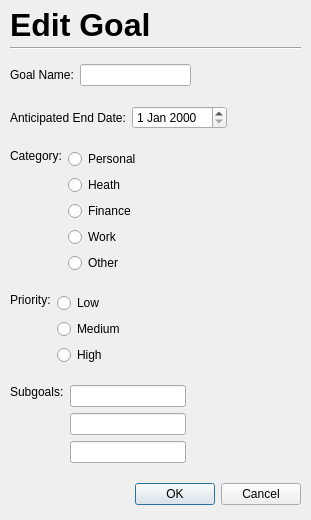
cis422-goaltracker/goaltracker, file UI/EditGoal.ui: the form before one commit.
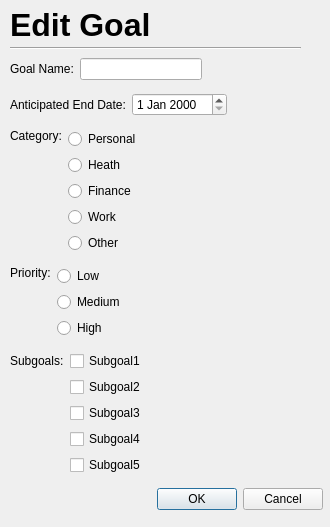
The form after the commit.

What changed in the file:
```diff
--- a/UI/EditGoal.ui
+++ b/UI/EditGoal.ui
@@ -6,8 +6,8 @@
    <rect>
     <x>0</x>
     <y>0</y>
-    <width>311</width>
-    <height>520</height>
+    <width>330</width>
+    <height>527</height>
    </rect>
   </property>
   <property name="windowTitle">
@@ -17,8 +17,8 @@
    <property name="geometry">
     <rect>
      <x>10</x>
-     <y>50</y>
-     <width>291</width>
+     <y>51</y>
+     <width>313</width>
      <height>471</height>
     </rect>
    </property>
@@ -190,28 +190,43 @@
      </layout>
     </item>
     <item>
-     <layout class="QHBoxLayout" name="horizontalLayout_5">
-      <item alignment="Qt::AlignTop">
-       <widget class="QLabel" name="label_4">
+     <layout class="QGridLayout" name="gridLayout">
+      <item row="1" column="1">
+       <widget class="QCheckBox" name="subgoal2">
+        <property name="text">
+         <string>Subgoal2</string>
+        </property>
+       </widget>
+      </item>
+      <item row="3" column="1">
+       <widget class="QCheckBox" name="subgoal4">
+        <property name="text">
+         <string>Subgoal4</string>
+        </property>
+       </widget>
+      </item>
+      <item row="2" column="1">
+       <widget class="QCheckBox" name="subgoal3">
+        <property name="text">
+         <string>Subgoal3</string>
+        </property>
+       </widget>
+      </item>
+      <item row="0" column="0">
+       <widget class="QLabel" name="subgoalLabel">
         <property name="text">
          <string>Subgoals:</string>
         </property>
        </widget>
       </item>
-      <item>
-       <layout class="QVBoxLayout" name="verticalLayout_3">
-        <item>
-         <widget class="QLineEdit" name="lineEdit_2"/>
-        </item>
-        <item>
-         <widget class="QLineEdit" name="lineEdit_4"/>
-        </item>
-        <item>
-         <widget class="QLineEdit" name="lineEdit_3"/>
-        </item>
-       </layout>
+      <item row="0" column="1">
+       <widget class="QCheckBox" name="subgoal1">
+        <property name="text">
+         <string>Subgoal1</string>
+        </property>
+       </widget>
       </item>
-      <item>
+      <item row="0" column="2">
        <spacer name="horizontalSpacer_4">
         <property name="orientation">
          <enum>Qt::Horizontal</enum>
@@ -224,6 +239,13 @@
         </property>
        </spacer>
       </item>
+      <item row="4" column="1">
+       <widget class="QCheckBox" name="subgoal5">
+        <property name="text">
+         <string>Subgoal5</string>
+        </property>
+       </widget>
+      </item>
      </layout>
     </item>
     <item>
```
Left out of the diff: 56 changed lines with no effect on the pictures.
